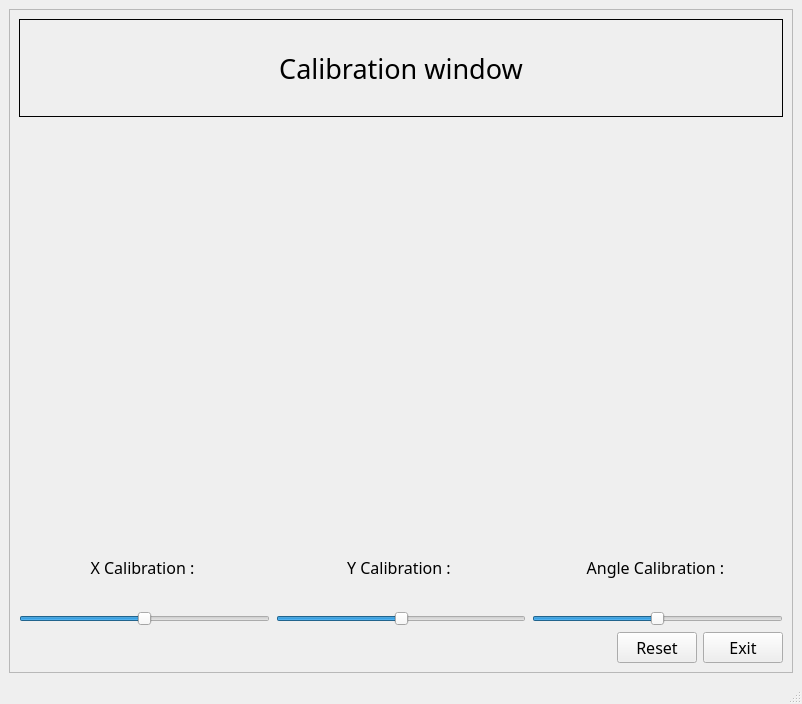
goldmode321/ROVER_Clement_Billy_2019, file gui/rover_calibration.ui: the form before one commit.
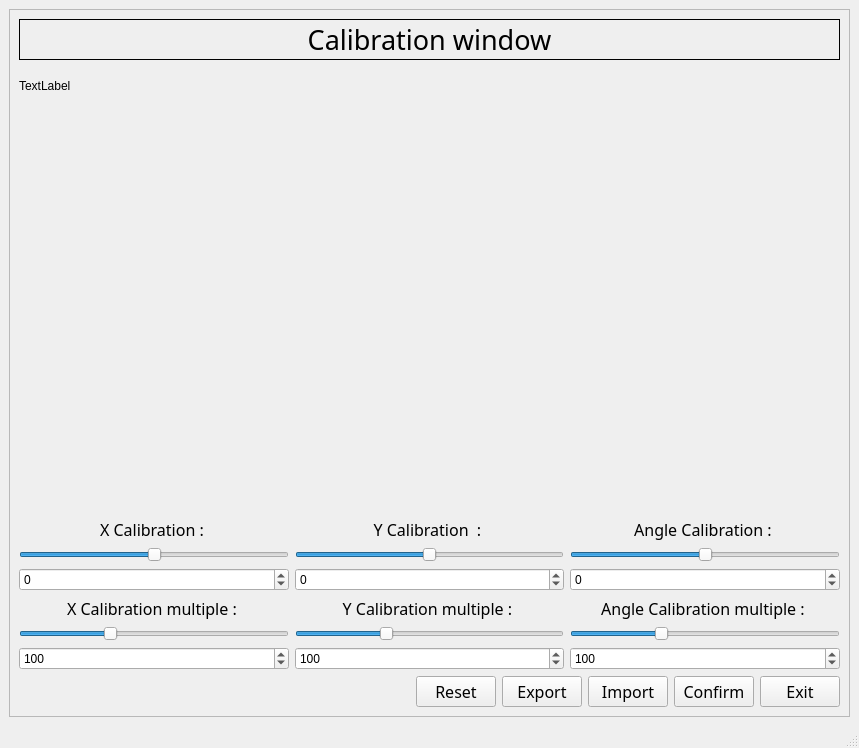
The form after the commit. Custom widgets are drawn as their Qt base class.

Patch:
```diff
--- a/gui/rover_calibration.ui
+++ b/gui/rover_calibration.ui
@@ -6,8 +6,8 @@
    <rect>
     <x>0</x>
     <y>0</y>
-    <width>802</width>
-    <height>704</height>
+    <width>859</width>
+    <height>748</height>
    </rect>
   </property>
   <property name="windowTitle">
@@ -25,8 +25,8 @@
         <rect>
          <x>0</x>
          <y>0</y>
-         <width>778</width>
-         <height>639</height>
+         <width>814</width>
+         <height>714</height>
         </rect>
        </property>
        <layout class="QVBoxLayout" name="verticalLayout_4">
@@ -52,6 +52,13 @@
           </property>
          </widget>
         </item>
+        <item>
+         <widget class="QLabel" name="VisionData_label">
+          <property name="text">
+           <string>TextLabel</string>
+          </property>
+         </widget>
+        </item>
         <item>
          <widget class="Calibration" name="Calibration" native="true">
           <property name="minimumSize">
@@ -62,6 +69,157 @@
           </property>
          </widget>
         </item>
+        <item>
+         <layout class="QHBoxLayout" name="horizontalLayout_3">
+          <item>
+           <layout class="QVBoxLayout" name="verticalLayout_8">
+            <item>
+             <widget class="QLabel" name="XCalibration_constant_label">
+              <property name="font">
+               <font>
+                <family>Bahnschrift Light</family>
+                <pointsize>12</pointsize>
+               </font>
+              </property>
+              <property name="text">
+               <string>X Calibration : </string>
+              </property>
+              <property name="alignment">
+               <set>Qt::AlignCenter</set>
+              </property>
+             </widget>
+            </item>
+            <item>
+             <widget class="QSlider" name="XCalibration_constant_slider">
+              <property name="minimum">
+               <number>-100</number>
+              </property>
+              <property name="maximum">
+               <number>100</number>
+              </property>
+              <property name="singleStep">
+               <number>1</number>
+              </property>
+              <property name="value">
+               <number>0</number>
+              </property>
+              <property name="orientation">
+               <enum>Qt::Horizontal</enum>
+              </property>
+             </widget>
+            </item>
+            <item>
+             <widget class="QSpinBox" name="XCalibration_constant_spinBox">
+              <property name="minimum">
+               <number>-100</number>
+              </property>
+              <property name="maximum">
+               <number>100</number>
+              </property>
+             </widget>
+            </item>
+           </layout>
+          </item>
+          <item>
+           <layout class="QVBoxLayout" name="verticalLayout_7">
+            <item>
+             <widget class="QLabel" name="YCalibration_constant_label">
+              <property name="font">
+               <font>
+                <family>Bahnschrift Light</family>
+                <pointsize>12</pointsize>
+               </font>
+              </property>
+              <property name="text">
+               <string>Y Calibration  : </string>
+              </property>
+              <property name="alignment">
+               <set>Qt::AlignCenter</set>
+              </property>
+             </widget>
+            </item>
+            <item>
+             <widget class="QSlider" name="YCalibration_constant_slider">
+              <property name="styleSheet">
+               <string notr="true">border-color: rgb(0, 0, 0);</string>
+              </property>
+              <property name="minimum">
+               <number>-100</number>
+              </property>
+              <property name="maximum">
+               <number>100</number>
+              </property>
+              <property name="value">
+               <number>0</number>
+              </property>
+              <property name="orientation">
+               <enum>Qt::Horizontal</enum>
+              </property>
+              <property name="invertedAppearance">
+               <bool>false</bool>
+              </property>
+             </widget>
+            </item>
+            <item>
+             <widget class="QSpinBox" name="YCalibration_constant_spinBox">
+              <property name="minimum">
+               <number>-100</number>
+              </property>
+              <property name="maximum">
+               <number>100</number>
+              </property>
+             </widget>
+            </item>
+           </layout>
+          </item>
+          <item>
+           <layout class="QVBoxLayout" name="verticalLayout_6">
+            <item>
+             <widget class="QLabel" name="AngleCalibration_constant_label">
+              <property name="font">
+               <font>
+                <family>Bahnschrift Light</family>
+                <pointsize>12</pointsize>
+               </font>
+              </property>
+              <property name="text">
+               <string>Angle Calibration : </string>
+              </property>
+              <property name="alignment">
+               <set>Qt::AlignCenter</set>
+              </property>
+             </widget>
+            </item>
+            <item>
+             <widget class="QSlider" name="AngleCalibration_constant_slider">
+              <property name="minimum">
+               <number>-30</number>
+              </property>
+              <property name="maximum">
+               <number>30</number>
+              </property>
+              <property name="value">
+               <number>0</number>
+              </property>
+              <property name="orientation">
+               <enum>Qt::Horizontal</enum>
+              </property>
+             </widget>
+            </item>
+            <item>
+             <widget class="QSpinBox" name="AngleCalibration_constant_spinBox">
+              <property name="minimum">
+               <number>-30</number>
+              </property>
+              <property name="maximum">
+               <number>30</number>
+              </property>
+             </widget>
+            </item>
+           </layout>
+          </item>
+         </layout>
+        </item>
         <item>
          <layout class="QHBoxLayout" name="horizontalLayout_2">
           <item>
@@ -75,7 +233,7 @@
                </font>
               </property>
               <property name="text">
-               <string>X Calibration : </string>
+               <string>X Calibration multiple : </string>
               </property>
               <property name="alignment">
                <set>Qt::AlignCenter</set>
@@ -85,19 +243,35 @@
             <item>
              <widget class="QSlider" name="XCalibration_slider">
               <property name="minimum">
-               <number>-100</number>
+               <number>1</number>
               </property>
               <property name="maximum">
-               <number>100</number>
+               <number>300</number>
               </property>
               <property name="singleStep">
                <number>1</number>
               </property>
+              <property name="value">
+               <number>100</number>
+              </property>
               <property name="orientation">
                <enum>Qt::Horizontal</enum>
               </property>
              </widget>
             </item>
+            <item>
+             <widget class="QSpinBox" name="XCalibration_spinBox">
+              <property name="minimum">
+               <number>1</number>
+              </property>
+              <property name="maximum">
+               <number>300</number>
+              </property>
+              <property name="value">
+               <number>100</number>
+              </property>
+             </widget>
+            </item>
            </layout>
           </item>
           <item>
@@ -111,7 +285,7 @@
                </font>
               </property>
               <property name="text">
-               <string>Y Calibration : </string>
+               <string>Y Calibration multiple : </string>
               </property>
               <property name="alignment">
                <set>Qt::AlignCenter</set>
@@ -120,14 +294,36 @@
             </item>
             <item>
              <widget class="QSlider" name="YCalibration_slider">
+              <property name="styleSheet">
+               <string notr="true">border-color: rgb(0, 0, 0);</string>
+              </property>
               <property name="minimum">
-               <number>-100</number>
+               <number>1</number>
               </property>
               <property name="maximum">
+               <number>300</number>
+              </property>
+              <property name="value">
                <number>100</number>
               </property>
               <property name="orientation">
                <enum>Qt::Horizontal</enum>
+              </property>
+              <property name="invertedAppearance">
+               <bool>false</bool>
+              </property>
+             </widget>
+            </item>
+            <item>
+             <widget class="QSpinBox" name="YCalibration_spinBox">
+              <property name="minimum">
+               <number>1</number>
+              </property>
+              <property name="maximum">
+               <number>300</number>
+              </property>
+              <property name="value">
+               <number>100</number>
               </property>
              </widget>
             </item>
@@ -144,7 +340,7 @@
                </font>
               </property>
               <property name="text">
-               <string>Angle Calibration : </string>
+               <string>Angle Calibration multiple : </string>
               </property>
               <property name="alignment">
                <set>Qt::AlignCenter</set>
@@ -154,16 +350,32 @@
             <item>
              <widget class="QSlider" name="AngleCalibration_slider">
               <property name="minimum">
-               <number>-30</number>
+               <number>1</number>
               </property>
               <property name="maximum">
-               <number>30</number>
+               <number>300</number>
+              </property>
+              <property name="value">
+               <number>100</number>
               </property>
               <property name="orientation">
                <enum>Qt::Horizontal</enum>
               </property>
              </widget>
             </item>
+            <item>
+             <widget class="QSpinBox" name="AngleCalibration_spinBox">
+              <property name="minimum">
+               <number>1</number>
+              </property>
+              <property name="maximum">
+               <number>300</number>
+              </property>
+              <property name="value">
+               <number>100</number>
+              </property>
+             </widget>
+            </item>
            </layout>
           </item>
          </layout>
@@ -196,6 +408,45 @@
             </property>
            </widget>
           </item>
+          <item>
+           <widget class="QPushButton" name="ExportBtn">
+            <property name="font">
+             <font>
+              <family>3ds</family>
+              <pointsize>12</pointsize>
+             </font>
+            </property>
+            <property name="text">
+             <string>Export</string>
+            </property>
+           </widget>
+          </item>
+          <item>
+           <widget class="QPushButton" name="ImportBtn">
+            <property name="font">
+             <font>
+              <family>3ds</family>
+              <pointsize>12</pointsize>
+             </font>
+            </property>
+            <property name="text">
+             <string>Import</string>
+            </property>
+           </widget>
+          </item>
+          <item>
+           <widget class="QPushButton" name="ConfirmBtn">
+            <property name="font">
+             <font>
+              <family>3ds</family>
+              <pointsize>12</pointsize>
+             </font>
+            </property>
+            <property name="text">
+             <string>Confirm</string>
+            </property>
+           </widget>
+          </item>
           <item>
            <widget class="QPushButton" name="ExitBtn">
             <property name="font">
```
Left out of the diff: 4 changed lines with no effect on the pictures.
